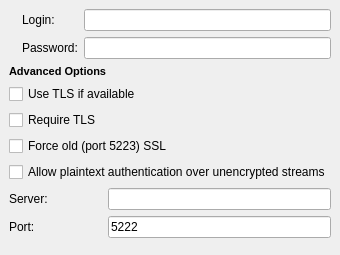
tkrotoff/WengoPhone, file wengophone/src/presentation/qt/imaccount/JabberSettings.ui: the form before one commit.
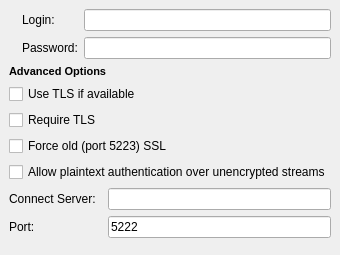
The form after the commit. Icons and pictures are not drawn.

Diff of the .ui file:
```diff
--- a/wengophone/src/presentation/qt/imaccount/JabberSettings.ui
+++ b/wengophone/src/presentation/qt/imaccount/JabberSettings.ui
@@ -86,7 +86,7 @@
      <item row="5" column="0" >
       <widget class="QLabel" name="connectlabel" >
        <property name="text" >
-        <string>Server:</string>
+        <string>Connect Server:</string>
        </property>
       </widget>
      </item>
```
Left out of the diff: 8 changed lines with no effect on the pictures.
